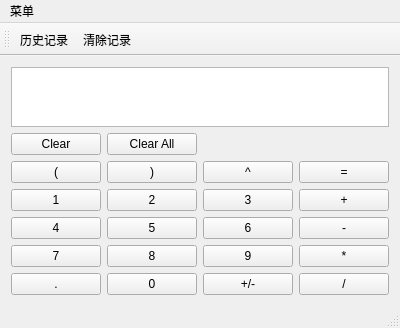
Above: mainwindow.ui from RogerYK/Qt-Calculator before the change. Below: the same form after it.
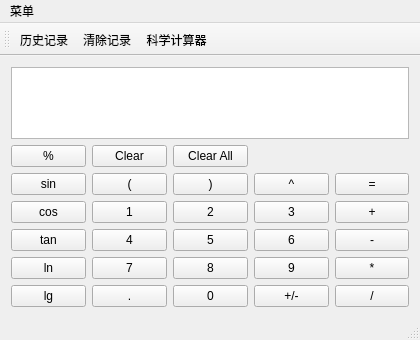
That is the form after the change.

Diff of the .ui file:
```diff
--- a/mainwindow.ui
+++ b/mainwindow.ui
@@ -6,49 +6,65 @@
    <rect>
     <x>0</x>
     <y>0</y>
-    <width>400</width>
-    <height>328</height>
+    <width>420</width>
+    <height>340</height>
    </rect>
   </property>
   <property name="minimumSize">
    <size>
-    <width>400</width>
-    <height>300</height>
+    <width>420</width>
+    <height>340</height>
    </size>
   </property>
   <property name="maximumSize">
    <size>
-    <width>400</width>
-    <height>330</height>
+    <width>420</width>
+    <height>340</height>
    </size>
   </property>
   <property name="windowTitle">
    <string>计算器</string>
   </property>
   <widget class="QWidget" name="centralWidget">
-   <layout class="QGridLayout" name="gridLayout">
-    <item row="0" column="0" colspan="4">
+   <layout class="QVBoxLayout" name="verticalLayout">
+    <item>
      <widget class="QTextEdit" name="textEdit">
       <property name="readOnly">
        <bool>true</bool>
       </property>
      </widget>
     </item>
-    <item row="1" column="0">
+    <item>
+     <layout class="QGridLayout" name="gridLayout">
+      <item row="0" column="0">
+       <widget class="QPushButton" name="percentBtn">
+        <property name="text">
+         <string>%</string>
+        </property>
+       </widget>
+      </item>
+      <item row="0" column="1">
      <widget class="QPushButton" name="clearBtn">
       <property name="text">
        <string>Clear</string>
       </property>
      </widget>
     </item>
-    <item row="1" column="1">
+      <item row="0" column="2">
      <widget class="QPushButton" name="clearAllBtn">
       <property name="text">
        <string>Clear All</string>
       </property>
      </widget>
     </item>
-    <item row="2" column="0">
+      <item row="1" column="0">
+       <widget class="QPushButton" name="sinBtn">
+        <property name="text">
+         <string>sin</string>
+        </property>
+       </widget>
+      </item>
+      <item row="1" column="1">
      <widget class="QPushButton" name="leftBracketBtn">
       <property name="sizePolicy">
        <sizepolicy hsizetype="Minimum" vsizetype="Minimum">
@@ -61,21 +77,21 @@
       </property>
      </widget>
     </item>
-    <item row="2" column="1">
+      <item row="1" column="2">
      <widget class="QPushButton" name="rightBracketBtn">
       <property name="text">
        <string>)</string>
       </property>
      </widget>
     </item>
-    <item row="2" column="2">
+      <item row="1" column="3">
      <widget class="QPushButton" name="powBtn">
       <property name="text">
        <string>^</string>
       </property>
      </widget>
     </item>
-    <item row="2" column="3">
+      <item row="1" column="4">
      <widget class="QPushButton" name="equalBtn">
       <property name="sizePolicy">
        <sizepolicy hsizetype="Minimum" vsizetype="Minimum">
@@ -88,7 +104,14 @@
       </property>
      </widget>
     </item>
-    <item row="3" column="0">
+      <item row="2" column="0">
+       <widget class="QPushButton" name="cosBtn">
+        <property name="text">
+         <string>cos</string>
+        </property>
+       </widget>
+      </item>
+      <item row="2" column="1">
      <widget class="QPushButton" name="digitBtn1">
       <property name="sizePolicy">
        <sizepolicy hsizetype="Minimum" vsizetype="Minimum">
@@ -101,105 +124,126 @@
       </property>
      </widget>
     </item>
-    <item row="3" column="1">
+      <item row="2" column="2">
      <widget class="QPushButton" name="digitBtn2">
       <property name="text">
        <string>2</string>
       </property>
      </widget>
     </item>
-    <item row="3" column="2">
+      <item row="2" column="3">
      <widget class="QPushButton" name="digitBtn3">
       <property name="text">
        <string>3</string>
       </property>
      </widget>
     </item>
-    <item row="3" column="3">
+      <item row="2" column="4">
      <widget class="QPushButton" name="addBtn">
       <property name="text">
        <string>+</string>
       </property>
      </widget>
     </item>
-    <item row="4" column="0">
+      <item row="3" column="0">
+       <widget class="QPushButton" name="tanBtn">
+        <property name="text">
+         <string>tan</string>
+        </property>
+       </widget>
+      </item>
+      <item row="3" column="1">
      <widget class="QPushButton" name="digitBtn4">
       <property name="text">
        <string>4</string>
       </property>
      </widget>
     </item>
-    <item row="4" column="1">
+      <item row="3" column="2">
      <widget class="QPushButton" name="digitBtn5">
       <property name="text">
        <string>5</string>
       </property>
      </widget>
     </item>
-    <item row="4" column="2">
+      <item row="3" column="3">
      <widget class="QPushButton" name="digitBtn6">
       <property name="text">
        <string>6</string>
       </property>
      </widget>
     </item>
-    <item row="4" column="3">
+      <item row="3" column="4">
      <widget class="QPushButton" name="subtractionBtn">
       <property name="text">
        <string>-</string>
       </property>
      </widget>
     </item>
-    <item row="5" column="0">
+      <item row="4" column="0">
+       <widget class="QPushButton" name="lnBtn">
+        <property name="text">
+         <string>ln</string>
+        </property>
+       </widget>
+      </item>
+      <item row="4" column="1">
      <widget class="QPushButton" name="digitBtn7">
       <property name="text">
        <string>7</string>
       </property>
      </widget>
     </item>
-    <item row="5" column="1">
+      <item row="4" column="2">
      <widget class="QPushButton" name="digitBtn8">
       <property name="text">
        <string>8</string>
       </property>
      </widget>
     </item>
-    <item row="5" column="2">
+      <item row="4" column="3">
      <widget class="QPushButton" name="digitBtn9">
       <property name="text">
        <string>9</string>
       </property>
      </widget>
     </item>
-    <item row="5" column="3">
+      <item row="4" column="4">
      <widget class="QPushButton" name="multiplicationBtn">
       <property name="text">
        <string>*</string>
       </property>
      </widget>
     </item>
-    <item row="6" column="0">
+      <item row="5" column="0">
+       <widget class="QPushButton" name="lgBtn">
+        <property name="text">
+         <string>lg</string>
+        </property>
+       </widget>
+      </item>
+      <item row="5" column="1">
      <widget class="QPushButton" name="pointBtn">
       <property name="text">
        <string>.</string>
       </property>
      </widget>
     </item>
-    <item row="6" column="1">
+      <item row="5" column="2">
      <widget class="QPushButton" name="digitBtn0">
       <property name="text">
        <string>0</string>
       </property>
      </widget>
     </item>
-    <item row="6" column="2">
+      <item row="5" column="3">
      <widget class="QPushButton" name="signBtn">
       <property name="text">
        <string>+/-</string>
       </property>
      </widget>
     </item>
-    <item row="6" column="3">
+      <item row="5" column="4">
      <widget class="QPushButton" name="divisionBtn">
       <property name="text">
        <string>/</string>
@@ -207,13 +251,15 @@
      </widget>
     </item>
    </layout>
+    </item>
+   </layout>
   </widget>
   <widget class="QMenuBar" name="menuBar">
    <property name="geometry">
     <rect>
      <x>0</x>
      <y>0</y>
-     <width>400</width>
+     <width>420</width>
      <height>23</height>
     </rect>
    </property>
@@ -239,6 +285,7 @@
    </attribute>
    <addaction name="action_2"/>
    <addaction name="action_3"/>
+   <addaction name="action_4"/>
   </widget>
   <widget class="QStatusBar" name="statusBar"/>
   <action name="action_3">
@@ -251,6 +298,19 @@
     <string>历史记录</string>
    </property>
   </action>
+  <action name="action_3">
+   <property name="text">
+    <string>清除记录</string>
+   </property>
+  </action>
+  <action name="action_4">
+   <property name="checkable">
+    <bool>true</bool>
+   </property>
+   <property name="text">
+    <string>科学计算器</string>
+   </property>
+  </action>
   <action name="action">
    <property name="text">
     <string>粘贴</string>
```
Left out of the diff: 12 changed lines with no effect on the pictures. Lines whose indentation alone changed are shown as unchanged.
